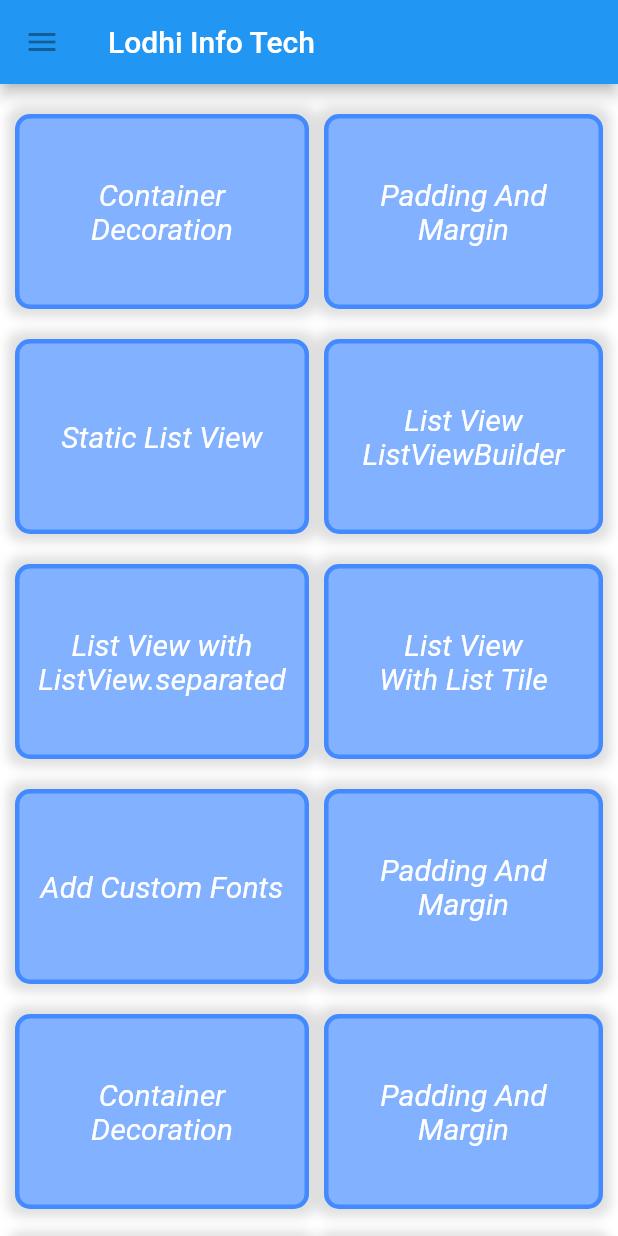
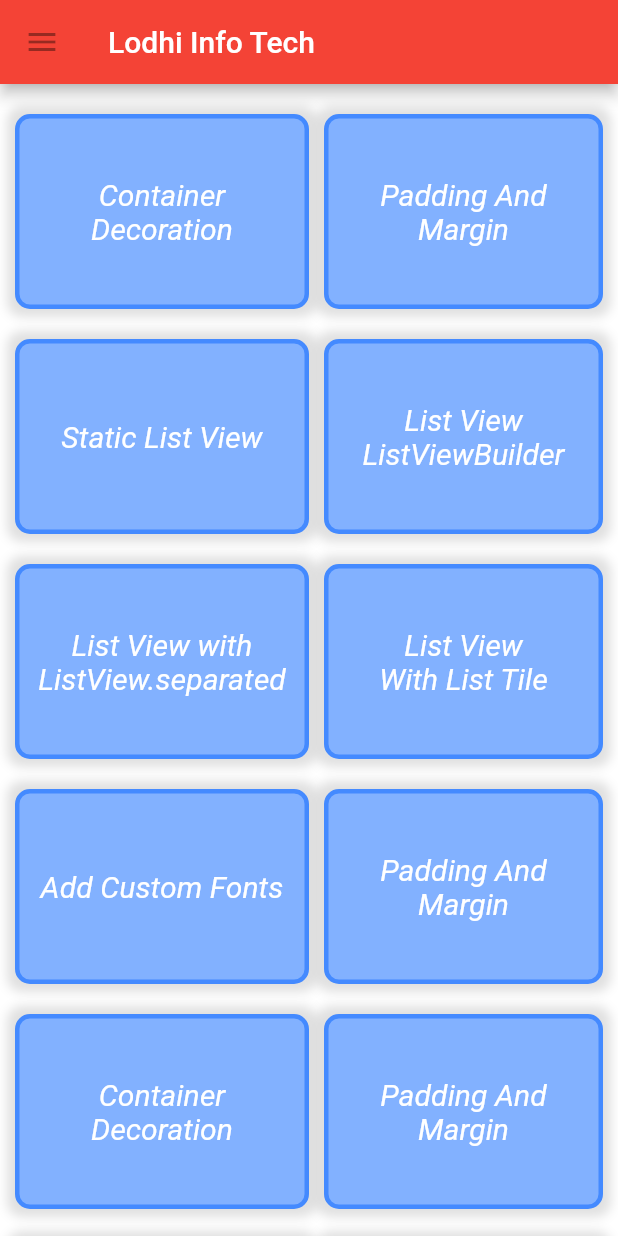
Before and after one commit to ChandravirRaj/lodhi_info_tech, a Flutter app: the screen it shows after launch, on a phone screen of 412 x 824 dp. Run offline on Flutter 3.47's test engine with Material 2 defaults, Android fonts, the light colour scheme and no system bars.

Commit message:
add primary swatch color in theme data

```diff
--- a/lib/main.dart
+++ b/lib/main.dart
@@ -11,9 +11,13 @@ class MyApp extends StatelessWidget {
   // This widget is the root of your application.
   @override
   Widget build(BuildContext context) {
-    return const MaterialApp(
+    return  MaterialApp(
       debugShowCheckedModeBanner: false,
-      home: SplashScreen(),
+      theme: ThemeData(
+        primarySwatch: Colors.red,
+        splashColor: Colors.red
+      ),
+      home: const SplashScreen(),
     );
   }
 }
--- a/lib/splash_screen.dart
+++ b/lib/splash_screen.dart
@@ -44,7 +44,7 @@ class _SplashScreenState extends State<SplashScreen> {
   Widget build(BuildContext context) {
     return Scaffold(
       body: Container(
-        color: Colors.purple.shade300,
+        color: Colors.redAccent.shade400,
         child: Center(
           child: Column(
             mainAxisAlignment: MainAxisAlignment.center,
```
